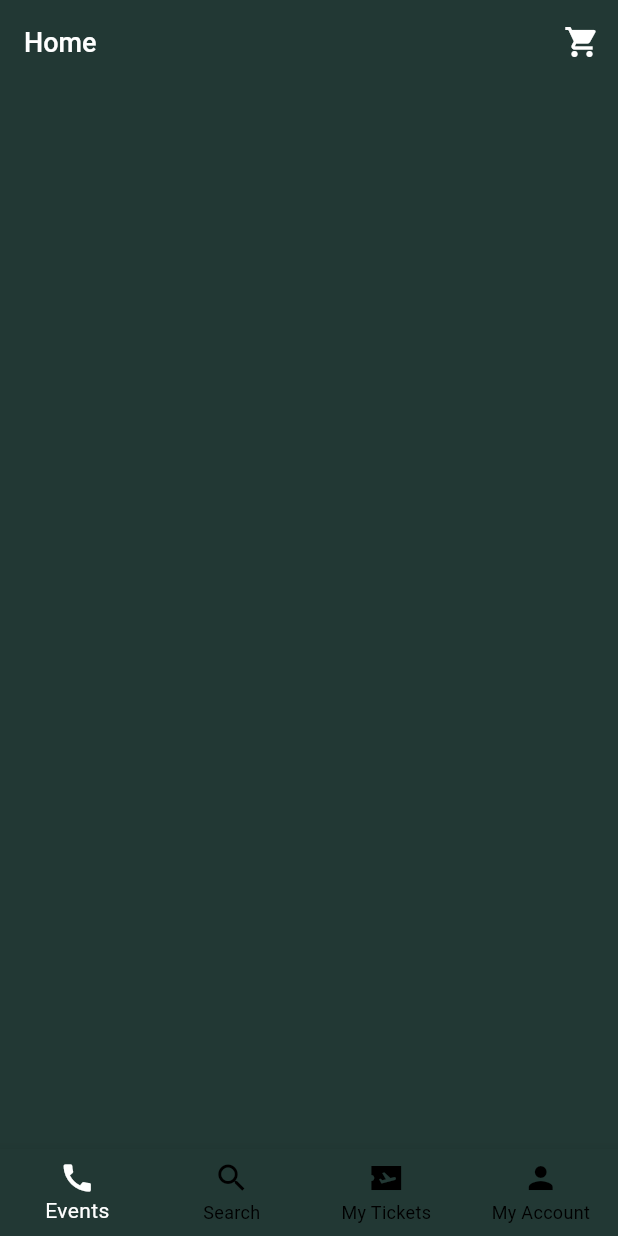
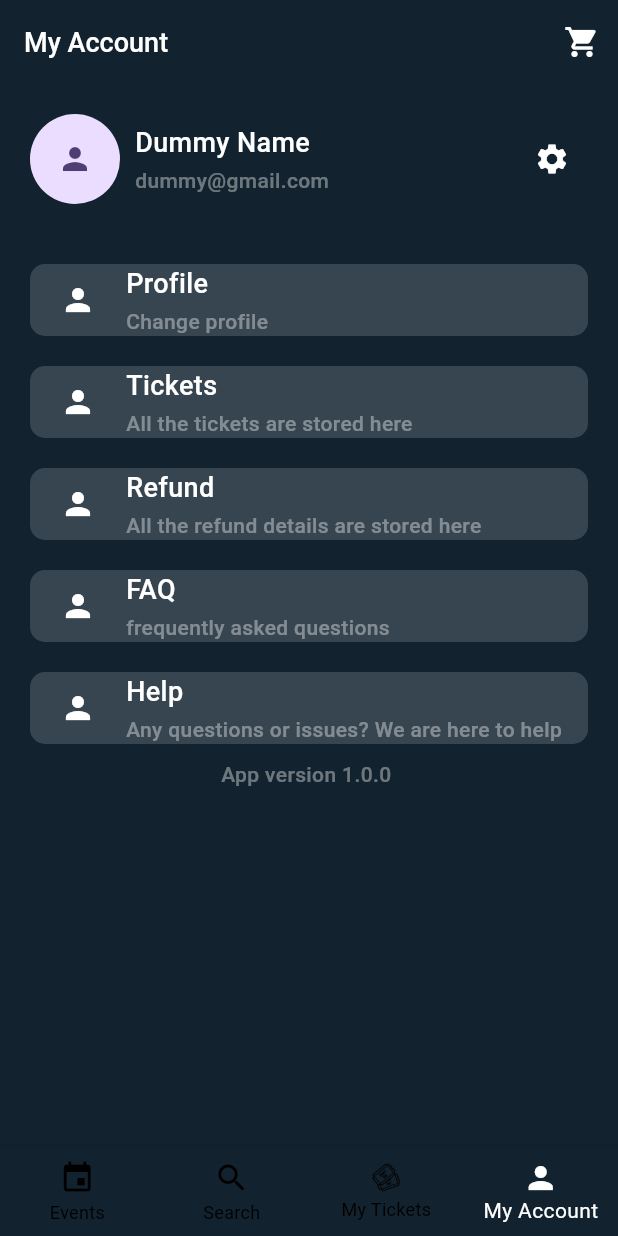
Before and after one commit to zaidk22/indemand_ticket_booking, a Flutter app: the screen it shows after launch, on a phone screen of 412 x 824 dp. Run offline on Flutter 3.47's test engine with Material 2 defaults, Android fonts, the phone set to English and light mode, and no system bars; our stand-ins replace auto_route, flutter_animate, flutter_bloc, font_awesome_flutter, freezed_annotation, get_it and 2 more; missing offline and left inert: slidable_button; Roboto replaces fonts that are missing (Monda).

Commit message:
my account ui

```diff
--- a/lib/application/bottom_nav_bar/base_state.dart
+++ b/lib/application/dashboard/base_state.dart
@@ -10,6 +10,6 @@ class BaseState with _$BaseState {
 
   factory BaseState.intial() => const BaseState(
         isLoading: false,
-        selectedNavBarIndex: 0,
+        selectedNavBarIndex: 3,
       );
 }
--- a/lib/presentation/appwidget.dart
+++ b/lib/presentation/appwidget.dart
@@ -1,7 +1,7 @@
 import 'package:flutter/material.dart';
 import 'package:flutter_bloc/flutter_bloc.dart';
-import 'package:indemand_ticket_booking/application/bottom_nav_bar/base_bloc.dart';
 import 'package:indemand_ticket_booking/injection.dart';
+import '../application/dashboard/base_bloc.dart';
 import 'routes/routes.dart';
 
 
--- a/lib/presentation/core/constants/color_constants.dart
+++ b/lib/presentation/core/constants/color_constants.dart
@@ -4,7 +4,11 @@ import 'package:flutter/material.dart';
 
 class CustomColor{
 
-static const Color appBackbroundColor = Color(0xff223834) ;
+//static const Color appBackbroundColor = Color(0xff223834) ;
+static const Color appBackbroundColor = Color(0xff12222E) ;
+static const Color containerColor = Color(0xff374550);
+
+static const Color whiteColor = Colors.white;
 static const Color authBackbroundColor1 = Color(0xffFF0036) ;
 static const Color authBackbroundColor2 =    Color(0xff3498DB) ;
  static const Color authBackbroundColor3 =   Colors.white;
--- a/lib/presentation/core/constants/custom_textstyle.dart
+++ b/lib/presentation/core/constants/custom_textstyle.dart
@@ -14,6 +14,8 @@ static TextStyle buttonTextStyle = GoogleFonts.monda(
 
     static TextStyle lableTextStyle = GoogleFonts.monda(
     fontSize: 14, fontWeight: FontWeight.w500, color: Colors.white);
+    static TextStyle subtitleTextStyle = GoogleFonts.monda(
+    fontSize: 14, fontWeight: FontWeight.w500, color: Colors.white38);
 
         static TextStyle titleTextStyle = GoogleFonts.monda(
     fontSize: 18, fontWeight: FontWeight.w500, color: Colors.white);
--- a/lib/presentation/core/constants/image_constant.dart
+++ b/lib/presentation/core/constants/image_constant.dart
@@ -1,7 +1,7 @@
 
 class ImageConstant{
 
-
+static const String dummyImage = 'https://img.freepik.com/free-photo/bohemian-man-with-his-arms-crossed_1368-3542.jpg?size=626&ext=jpg';
 static const String splashImage = "assets/images/splash.png";
 static const String splashLogo = "assets/images/splash_logo.png";
 
--- a/lib/presentation/pages/auth/auth_page.dart
+++ b/lib/presentation/pages/auth/auth_page.dart
@@ -3,7 +3,6 @@ import 'package:flutter/material.dart';
 import 'package:indemand_ticket_booking/presentation/core/constants/color_constants.dart';
 import 'package:indemand_ticket_booking/presentation/core/constants/custom_textstyle.dart';
 import 'package:indemand_ticket_booking/presentation/core/constants/image_constant.dart';
-import 'package:indemand_ticket_booking/presentation/core/utils/oval_clip_path.dart';
 import 'package:slidable_button/slidable_button.dart';
 
 
@@ -31,8 +30,8 @@ class _AuthPageState extends State<AuthPage> {
                 color: CustomColor.appBackbroundColor,
 
               ),
-              child: ListView(
-                shrinkWrap: true,
+              child: Column(
+
                 children: <Widget>[
                      SizedBox(height: deviceSize.height*0.1,),
                     // Center(
@@ -48,20 +47,20 @@ class _AuthPageState extends State<AuthPage> {
                       child: Image.asset(
                        ImageConstant.authLogoImage,
                         width: deviceSize.width,
-                        height: deviceSize.height*0.2,
+                        height: deviceSize.height*0.22,
                       ),
                     ),
 
-                 ClipPath(
-
+                 Expanded(
                    child: Card(
                     clipBehavior: Clip.none,
                            //color: CustomColor.authBackbroundColor3,
                            elevation: 20,
 
+                    child: Container(
                       child: SizedBox(
-                       width: deviceSize.width*0.8,
-                     height: deviceSize.height*0.6,
+
+
                        child: Column(
                         children: [
                             const SizedBox(height: 10,),
@@ -162,6 +161,7 @@ class _AuthPageState extends State<AuthPage> {
                        ),
                       ),
                     ),
+                   ),
                  )
 
                 ],
--- /dev/null
+++ b/lib/presentation/pages/auth/widgets/clipper.dart
@@ -0,0 +1,22 @@
+import 'package:flutter/material.dart';
+
+class Customshape extends CustomClipper<Path>{
+  @override
+  Path getClip(Size size) {
+    double height = size.height;
+    double width = size.width;
+
+    var path = Path();
+    path.lineTo(0, height-50);
+    path.quadraticBezierTo(width/2, height, width, height-50);
+    path.lineTo(width, 0);
+    path.close();
+    return path;
+  }
+
+  @override
+  bool shouldReclip(covariant CustomClipper<Path> oldClipper) {
+    return true;
+  }
+
+}
--- /dev/null
+++ b/lib/presentation/pages/dashboard/pages/home/home_page.dart
@@ -0,0 +1,24 @@
+import 'package:auto_route/annotations.dart';
+import 'package:flutter/material.dart';
+import 'package:indemand_ticket_booking/presentation/core/constants/color_constants.dart';
+import 'package:indemand_ticket_booking/presentation/pages/dashboard/widgets/app_bar.dart';
+import 'package:indemand_ticket_booking/presentation/pages/dashboard/widgets/dashboard_page.dart';
+
+
+
+
+
+class HomePage extends StatelessWidget {
+  const HomePage({super.key});
+
+  @override
+  Widget build(BuildContext context) {
+
+    return  Center(
+      child: Container(
+        color: Colors.white,
+        child: Text("Home"),
+      ),
+    );
+  }
+}
--- /dev/null
+++ b/lib/presentation/pages/dashboard/pages/my_accounts/my_accounts_page.dart
@@ -0,0 +1,107 @@
+
+import 'package:flutter/material.dart';
+import 'package:indemand_ticket_booking/presentation/core/constants/color_constants.dart';
+import 'package:indemand_ticket_booking/presentation/core/constants/custom_textstyle.dart';
+import 'package:indemand_ticket_booking/presentation/core/constants/image_constant.dart';
+import 'package:indemand_ticket_booking/presentation/pages/dashboard/pages/my_accounts/widgets/info_card.dart';
+
+class MyAccountsPage extends StatelessWidget {
+  const MyAccountsPage({super.key});
+
+  @override
+  Widget build(BuildContext context) {
+     return  Container(
+      height: MediaQuery.sizeOf(context).height,
+      color: CustomColor.appBackbroundColor,
+       child:  ListView(
+        shrinkWrap: true,
+         children: [
+           Column(
+            mainAxisAlignment: MainAxisAlignment.spaceAround,
+            children: [
+
+             Container(
+              margin: const EdgeInsets.symmetric(vertical: 20,horizontal: 20),
+               child:  Row(
+                mainAxisAlignment: MainAxisAlignment.spaceBetween,
+                children: [
+                 Row(
+                  children: [
+                     const CircleAvatar(
+                    radius: 30,
+                   child:Icon(Icons.person)
+                      ),
+                  const SizedBox(width: 10,),
+                      Column(
+                        crossAxisAlignment: CrossAxisAlignment.start,
+                        children: [
+                          Text("Dummy Name",style: CustomTextStyle.titleTextStyle,),
+                         const  SizedBox(height: 2,),
+                          Text("dummy@gmail.com",style:CustomTextStyle.subtitleTextStyle,)
+                        ],
+                      ),
+
+                  ],
+                 ),
+                      IconButton(onPressed: () {
+
+                      }, icon: const Icon(Icons.settings,color: Colors.white,))
+
+                ],
+               ),
+             ),
+
+            const SizedBox(height: 20,),
+
+            InfoCard(icon: Icons.person,
+             title: "Profile",
+             subtitle: "Change profile",
+             onTap: () {
+
+             },),
+                const SizedBox(height: 20,),
+
+            InfoCard(icon: Icons.person,
+             title: "Tickets",
+             subtitle: "All the tickets are stored here",
+             onTap: () {
+
+             },),
+   const SizedBox(height: 20,),
+
+            InfoCard(icon: Icons.person,
+             title: "Refund ",
+             subtitle: "All the refund details are stored here ",
+             onTap: () {
+
+             },),
+   const SizedBox(height: 20,),
+
+            InfoCard(icon: Icons.person,
+             title: "FAQ",
+             subtitle: "frequently asked questions",
+             onTap: () {
+
+             },),
+
+
+              const SizedBox(height: 20,),
+
+            InfoCard(icon: Icons.person,
+             title: "Help",
+             subtitle: "Any questions or issues? We are here to help",
+             onTap: () {
+
+             },),
+             const SizedBox(height: 10,),
+             Text("App version 1.0.0 ",style: CustomTextStyle.subtitleTextStyle,)
+            ],
+           ),
+         ],
+       ),
+     );
+  }
+
+
+
+}
--- /dev/null
+++ b/lib/presentation/pages/dashboard/pages/my_accounts/widgets/info_card.dart
@@ -0,0 +1,49 @@
+import 'package:flutter/material.dart';
+
+import '../../../../../core/constants/color_constants.dart';
+import '../../../../../core/constants/custom_textstyle.dart';
+
+
+class InfoCard extends StatelessWidget {
+  const InfoCard({super.key,this.onTap,
+ required this.icon,
+ required this.title,
+ required this.subtitle
+
+  });
+ final VoidCallback ? onTap ;
+ final IconData? icon ;
+ final String title;
+ final String subtitle;
+
+  @override
+  Widget build(BuildContext context) {
+    return  InkWell(
+          onTap:  onTap,
+          child: Container(
+            margin: const EdgeInsets.symmetric(horizontal: 20),
+            decoration: BoxDecoration(
+              borderRadius: BorderRadius.circular(10),
+                 color: CustomColor.containerColor,
+            ),
+
+            child: Row(
+              mainAxisAlignment: MainAxisAlignment.start,
+              children: [
+                 const SizedBox(width: 20,),
+                Icon(icon,color: CustomColor.whiteColor,),
+                const SizedBox(width: 20,),
+                Column(
+                  crossAxisAlignment: CrossAxisAlignment.start,
+                  children: [
+                     Text(title,style: CustomTextStyle.titleTextStyle,),
+                    const SizedBox(height: 2,),
+                    Text(subtitle,style: CustomTextStyle.subtitleTextStyle)
+                  ],
+                )
+              ],
+            ),
+          ),
+    );
+  }
+}
--- /dev/null
+++ b/lib/presentation/pages/dashboard/pages/my_tickets/my_tickets_page.dart
@@ -0,0 +1,15 @@
+import 'package:flutter/material.dart';
+
+class MyTicketsPage extends StatelessWidget {
+  const MyTicketsPage({super.key});
+
+  @override
+  Widget build(BuildContext context) {
+    return  Center(
+      child: Container(
+        color: Colors.white,
+        child: Text("Tickets"),
+      ),
+    );
+  }
+}
--- /dev/null
+++ b/lib/presentation/pages/dashboard/pages/search/search_page.dart
@@ -0,0 +1,15 @@
+import 'package:flutter/material.dart';
+
+class SearchPage extends StatelessWidget {
+  const SearchPage({super.key});
+
+  @override
+  Widget build(BuildContext context) {
+     return  Center(
+      child: Container(
+        color: Colors.white,
+        child: Text("Search"),
+      ),
+    );
+  }
+}
--- a/lib/presentation/pages/home/widgets/app_bar.dart
+++ b/lib/presentation/pages/dashboard/widgets/app_bar.dart
@@ -7,7 +7,10 @@ import 'package:indemand_ticket_booking/presentation/core/constants/dimension_co
 import 'package:indemand_ticket_booking/presentation/core/constants/image_constant.dart';
 
 class HomeAppBar extends StatelessWidget implements PreferredSizeWidget{
-  const HomeAppBar({super.key});
+  const HomeAppBar({super.key,required this.title});
+
+
+  final title;
 
 
 
@@ -22,7 +25,7 @@ class HomeAppBar extends StatelessWidget implements PreferredSizeWidget{
       backgroundColor: CustomColor.appBackbroundColor,
       //leading: Image.asset(ImageConstant.authLogoImage),
 
-      title:  Text("Home",style: CustomTextStyle.titleTextStyle,),
+      title:  Text(title,style: CustomTextStyle.titleTextStyle,),
       actions: [
         IconButton(
           onPressed: () {
--- /dev/null
+++ b/lib/presentation/pages/dashboard/widgets/dashboard_page.dart
@@ -0,0 +1,89 @@
+import 'package:auto_route/annotations.dart';
+import 'package:flutter/material.dart';
+import 'package:flutter_bloc/flutter_bloc.dart';
+import 'package:indemand_ticket_booking/presentation/core/constants/color_constants.dart';
+import 'package:font_awesome_flutter/font_awesome_flutter.dart';
+import 'package:indemand_ticket_booking/presentation/core/constants/image_constant.dart';
+import 'package:indemand_ticket_booking/presentation/pages/dashboard/pages/home/home_page.dart';
+import 'package:indemand_ticket_booking/presentation/pages/dashboard/pages/my_accounts/my_accounts_page.dart';
+import 'package:indemand_ticket_booking/presentation/pages/dashboard/pages/my_tickets/my_tickets_page.dart';
+import 'package:indemand_ticket_booking/presentation/pages/dashboard/pages/search/search_page.dart';
+import 'package:indemand_ticket_booking/presentation/pages/dashboard/widgets/app_bar.dart';
+
+import '../../../../application/dashboard/base_bloc.dart';
+
+
+class DashBoard extends StatelessWidget {
+  const DashBoard({super.key});
+  void _onItemTapped(int value) {
+    // if (value == 0 || value == 1) {
+    //   context.read<BaseBloc>().add(BaseEvent.changePage(index: value));
+    // } else if (value == 2 && context.read<AuthBloc>().state.isUserSignedin) {
+    //   context.read<BaseBloc>().add(BaseEvent.changePage(index: value));
+    // } else {
+    //   FlutterSnackbar.showError("Please sign in to access profile page.");
+    //   AutoRouter.of(context).pushAndPopUntil(
+    //     LandingRoute(),
+    //     predicate: (_) => false,
+    //   );
+    // }
+  }
+  @override
+  Widget build(BuildContext context) {
+    return BlocBuilder<BaseBloc, BaseState>(
+      builder: (context, state) {
+        return Scaffold(
+          appBar: HomeAppBar(
+            title: state.selectedNavBarIndex == 0
+                ? "Home"
+                : state.selectedNavBarIndex == 1
+                    ? "Search"
+                    : state.selectedNavBarIndex == 2
+                        ? "My Tickets"
+                        : "My Account",
+          ),
+          body: state.selectedNavBarIndex == 0
+                ? const HomePage()
+                : state.selectedNavBarIndex == 1
+                    ? const SearchPage()
+                    : state.selectedNavBarIndex == 2
+                        ? const MyTicketsPage()
+                        : const MyAccountsPage(),
+          bottomNavigationBar: BottomNavigationBar(
+            type: BottomNavigationBarType.fixed,
+            backgroundColor: CustomColor.appBackbroundColor,
+            showSelectedLabels: true,
+            currentIndex: state.selectedNavBarIndex,
+            selectedItemColor: Colors.white,
+            unselectedItemColor: Colors.black,
+            onTap: (value) {
+              context.read<BaseBloc>().add(BaseEvent.changePage(index: value));
+            },
+            items: <BottomNavigationBarItem>[
+              const BottomNavigationBarItem(
+                icon: FaIcon(Icons.event),
+                label: 'Events',
+              ),
+              const BottomNavigationBarItem(
+                icon: Icon(Icons.search),
+                label: 'Search',
+              ),
+              BottomNavigationBarItem(
+                icon: Image.asset(
+                  ImageConstant.ticketsDownImage,
+                  width: 20,
+                  height: 20,
+                ),
+                label: 'My Tickets',
+              ),
+              const BottomNavigationBarItem(
+                icon: Icon(Icons.person),
+                label: 'My Account',
+              ),
+            ],
+          ),
+        );
+      },
+    );
+  }
+}
--- a/lib/presentation/pages/home/home_page.dart
+++ /dev/null
@@ -1,31 +0,0 @@
-import 'package:auto_route/annotations.dart';
-import 'package:flutter/material.dart';
-import 'package:indemand_ticket_booking/presentation/core/constants/color_constants.dart';
-import 'package:indemand_ticket_booking/presentation/pages/home/widgets/app_bar.dart';
-import 'package:indemand_ticket_booking/presentation/pages/home/widgets/bottom_nav_bar.dart';
-
-
-
-
-@RoutePage()
-class HomePage extends StatelessWidget {
-  const HomePage({super.key});
-
-  @override
-  Widget build(BuildContext context) {
-
-    return Scaffold(
-      backgroundColor: CustomColor.appBackbroundColor,
-      appBar: const HomeAppBar(),
-      body: ListView(
-        shrinkWrap: true,
-        children: [
-          Container(
-            color: Colors.white,
-          ),
-        ],
-      ),
-       bottomNavigationBar: const CustomBottomNavBar()
-    );
-  }
-}
--- a/lib/presentation/pages/home/widgets/bottom_nav_bar.dart
+++ /dev/null
@@ -1,65 +0,0 @@
-import 'package:bottom_nav_bar/bottom_nav_bar.dart';
-import 'package:flutter/material.dart';
-import 'package:flutter_bloc/flutter_bloc.dart';
-import 'package:indemand_ticket_booking/application/bottom_nav_bar/base_bloc.dart';
-import 'package:indemand_ticket_booking/presentation/core/constants/color_constants.dart';
-
-
-
-class CustomBottomNavBar extends StatelessWidget {
-  const CustomBottomNavBar({super.key});
-  void _onItemTapped(int value) {
-    // if (value == 0 || value == 1) {
-    //   context.read<BaseBloc>().add(BaseEvent.changePage(index: value));
-    // } else if (value == 2 && context.read<AuthBloc>().state.isUserSignedin) {
-    //   context.read<BaseBloc>().add(BaseEvent.changePage(index: value));
-    // } else {
-    //   FlutterSnackbar.showError("Please sign in to access profile page.");
-    //   AutoRouter.of(context).pushAndPopUntil(
-    //     LandingRoute(),
-    //     predicate: (_) => false,
-    //   );
-    // }
-  }
-  @override
-  Widget build(BuildContext context) {
-    return BlocBuilder<BaseBloc, BaseState>(
-      builder: (context, state) {
-        return
-
-           BottomNavigationBar(
-
-          type: BottomNavigationBarType.fixed,
-           backgroundColor: CustomColor.appBackbroundColor,
-            showSelectedLabels: true,
-            currentIndex: state.selectedNavBarIndex,
-            selectedItemColor: Colors.white,
-            unselectedItemColor: Colors.black,
-            onTap: (value) {
-              context.read<BaseBloc>().add(BaseEvent.changePage(index: value));
-            },
-            items: const <BottomNavigationBarItem>[
-              BottomNavigationBarItem(
-          icon: Icon(Icons.call),
-          label: 'Events',
-              ),
-              BottomNavigationBarItem(
-          icon: Icon(Icons.search),
-          label: 'Search',
-              ),
-              BottomNavigationBarItem(
-          icon: Icon(Icons.airplane_ticket_sharp),
-          label: 'My Tickets',
-              ),
-
-           BottomNavigationBarItem(
-          icon: Icon(Icons.person),
-          label: 'My Account',
-              ),
-            ],
-          );
-
-      },
-    );
-  }
-}
--- a/lib/presentation/routes/routes.dart
+++ b/lib/presentation/routes/routes.dart
@@ -10,7 +10,7 @@ class AppRouter extends $AppRouter {
  List<AutoRoute> get routes => [
   AutoRoute(page: SplashRoute.page),
   AutoRoute(page: AuthRoute.page),
-  AutoRoute(page: HomeRoute.page,initial: true),
+  AutoRoute(page: DashBoard.page,initial: true),
 
 
   ];
--- a/pubspec.yaml
+++ b/pubspec.yaml
@@ -43,6 +43,7 @@ dependencies:
   auto_route: ^7.8.3
   json_annotation: ^4.8.1
   flutter_form_builder: ^9.1.0
+  font_awesome_flutter: ^10.5.0
 
   # animate text
   flutter_animate: ^4.2.0+1
```
Also changed, not shown: lib/application/dashboard/base_bloc.dart (renamed from lib/application/bottom_nav_bar/base_bloc.dart), lib/application/dashboard/base_bloc.freezed.dart (renamed from lib/application/bottom_nav_bar/base_bloc.freezed.dart), lib/application/dashboard/base_event.dart (renamed from lib/application/bottom_nav_bar/base_event.dart), lib/injection.config.dart, lib/presentation/routes/routes.gr.dart, pubspec.lock. Lines whose indentation alone changed are shown as unchanged.
